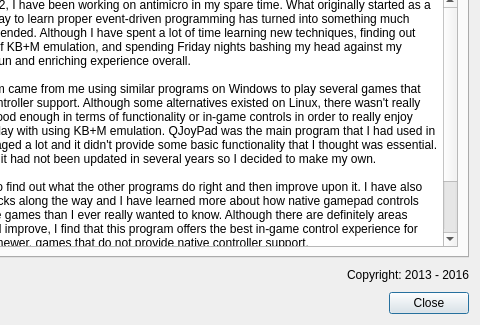
Qt form src/aboutdialog.ui (george-alisson/antimicro) before a commit; both pictures show x 160 to 640 and y 155 to 480 of the 640 by 480 pixel window.
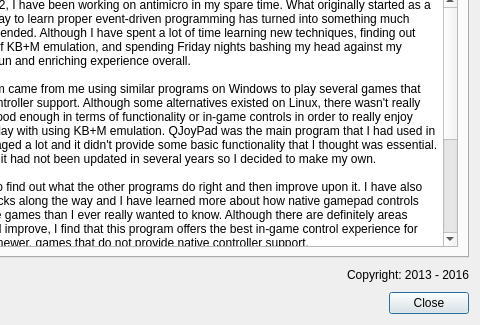
The same form after that commit. The open tabs and pages were chosen to show the change. Icons and pictures are not drawn.

Commit message: Updated to lastest version from https://github.com/AntiMicro/antimicro

```diff
--- a/src/aboutdialog.ui
+++ b/src/aboutdialog.ui
@@ -362,7 +362,12 @@
 
 Since then, I have tried to find out what the other programs do right and then improve upon it. I have also discovered some neat tricks along the way and I have learned more about how native gamepad controls are implemented in some games than I ever really wanted to know. Although there are definitely areas where this program could improve, I find that this program offers the best in-game control experience for playing older, and some newer, games that do not provide native controller support.
 
-Development of this program is not as high of a priority for me anymore. This is mainly due to the fact that the Steam Controller works pretty well for the task of playing PC games compared to using an Xbox 360 controller. However, it does look like there is still a reason for this program to exist for a while.</string>
+Development of this program is not as high of a priority for me anymore. This is mainly due to the fact that the Steam Controller works pretty well for the task of playing PC games compared to using an Xbox 360 controller. However, it does look like there is still a reason for this program to exist for a while.
+
+---
+
+As of May 24, 2016, this project has moved to https://github.com/AntiMicro/antimicro. Additionally, project management has passed from Travis (Ryochan7) to the AntiMicro organization due to Travis having other interests and priorities.
+</string>
            </property>
           </widget>
          </item>
```
Left out of the diff: 2 changed lines with no effect on the pictures. The commit also changes 3 other files.
